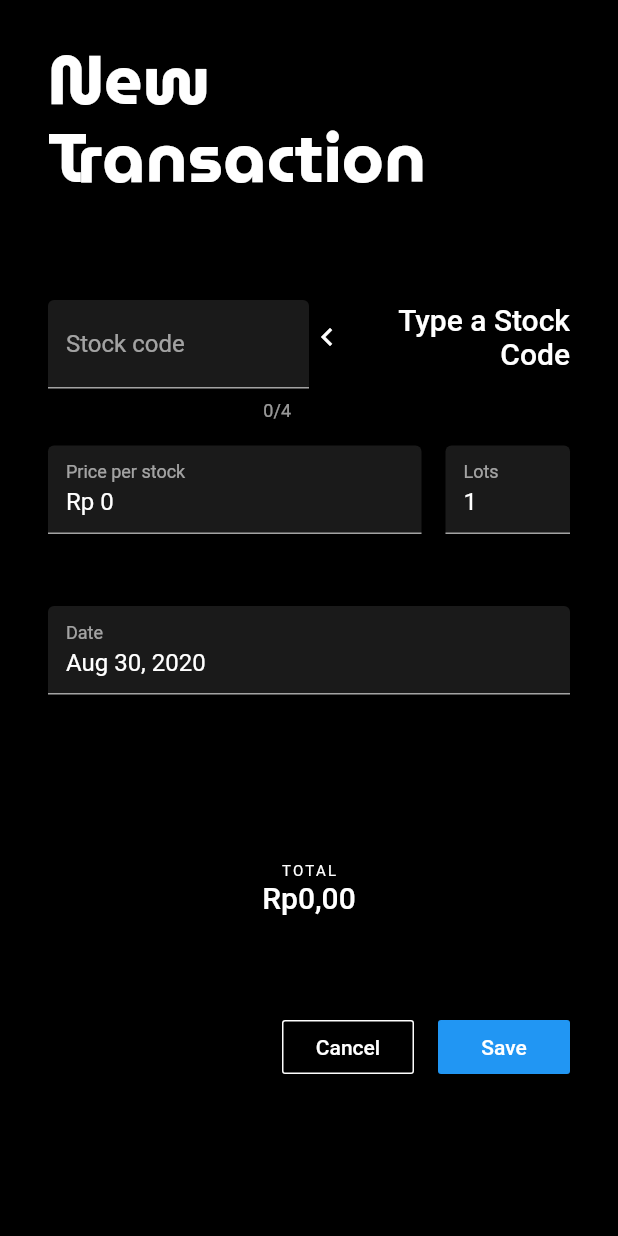
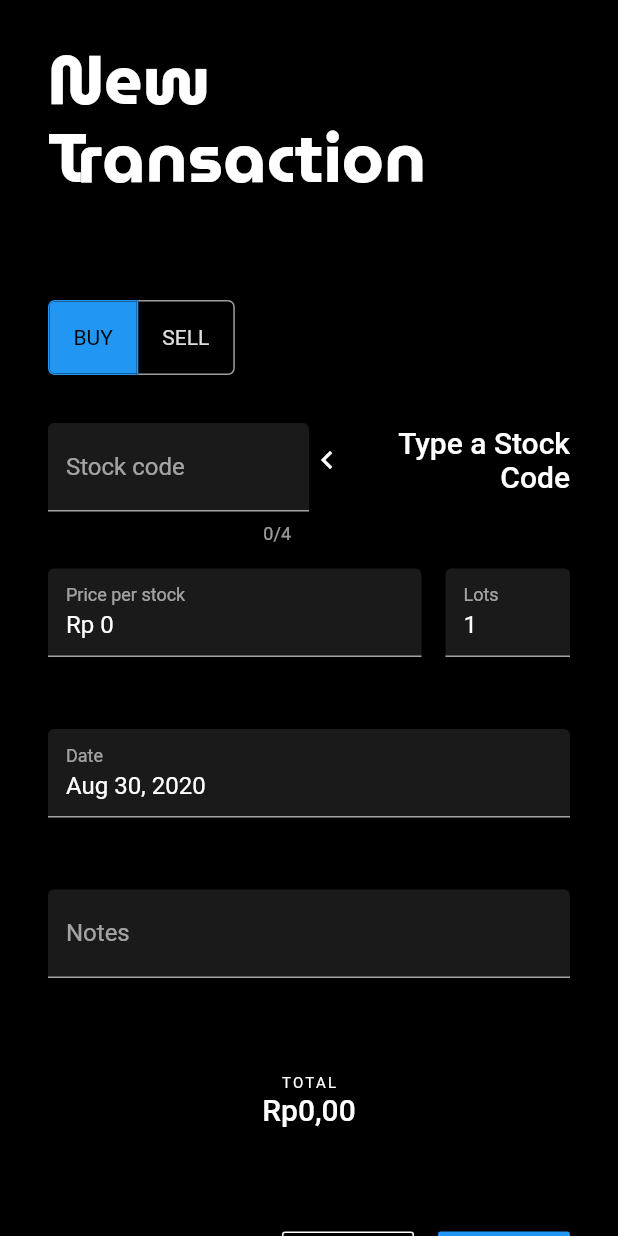
Before and after one commit to iBlueDust/Stocktrak, a Flutter app: the NewTransactionPage screen opened by its route, on a phone screen of 412 x 824 dp. Run offline on Flutter 3.47's test engine with Material 2 defaults, Android fonts, the phone set to English and light mode, and no system bars; our stand-ins replace flutter_masked_text, permission_handler, pull_to_refresh, sembast, shared_preferences, shimmer; missing offline and left inert: enum_to_string; accounts and stored records are empty; network calls fail.

Commit message:
Added missing New Transaction Page fields
Notes and Transaction Type fields were missing.

Also some bug fixes.

30/8/20

```diff
--- a/lib/pages/newtransactionpage.dart
+++ b/lib/pages/newtransactionpage.dart
@@ -45,6 +45,8 @@ class TransactionForm extends StatefulWidget {
 class _TransactionFormState extends State<TransactionForm> {
   final _formKey = GlobalKey<FormState>();
 
+  TransactionType _type = TransactionType.Buy;
+
   Money _pricePerStock = Money(0);
   int _lots = 1;
 
@@ -55,6 +57,8 @@ class _TransactionFormState extends State<TransactionForm> {
 
   DateTime _date = DateTime.now();
   TextEditingController _dateFieldController;
+
+  String _notes = '';
 
   @override
   void initState() {
@@ -90,6 +94,30 @@ class _TransactionFormState extends State<TransactionForm> {
         mainAxisSize: MainAxisSize.min,
         crossAxisAlignment: CrossAxisAlignment.start,
         children: <Widget>[
+          ToggleButtons(
+            children: [
+              Padding(
+                padding: const EdgeInsets.symmetric(horizontal: 16),
+                child: Text("BUY"),
+              ),
+              Padding(
+                padding: const EdgeInsets.symmetric(horizontal: 16),
+                child: Text("SELL"),
+              ),
+            ],
+            selectedColor: theme.floatingActionButtonTheme.foregroundColor,
+            fillColor: theme.floatingActionButtonTheme.backgroundColor,
+            isSelected: _type == TransactionType.Buy ? [true, false] : [false, true],
+            borderRadius: BorderRadius.circular(4),
+            borderColor: Colors.grey,
+            selectedBorderColor: theme.accentColor,
+            onPressed: (index) {
+              setState(() {
+                _type = index == 0 ? TransactionType.Buy : TransactionType.Sell;
+              });
+            },
+          ),
+          SizedBox(height: 32),
           Row(
             children: <Widget>[
               Expanded(
@@ -188,9 +216,19 @@ class _TransactionFormState extends State<TransactionForm> {
             validator: (_) => _date == null ? 'Date is required' : null,
           ),
           SizedBox(height: 48),
-          Center(
-            child: Padding(
-              padding: const EdgeInsets.symmetric(vertical: 64),
+          TextFormField(
+            decoration: InputDecoration(
+              filled: true,
+              labelText: 'Notes',
+            ),
+            keyboardType: TextInputType.multiline,
+            maxLines: 10,
+            minLines: 1,
+            onChanged: (text) => _notes = text,
+          ),
+          Padding(
+            padding: const EdgeInsets.symmetric(vertical: 64),
+            child: Center(
               child: Column(
                 mainAxisSize: MainAxisSize.min,
                 children: [
@@ -287,7 +325,8 @@ class _TransactionFormState extends State<TransactionForm> {
           lots: _lots,
           pricePerStock: _pricePerStock,
           stock: _stock,
-          type: TransactionType.Buy,
+          type: _type,
+          notes: _notes,
         ),
       );
 
--- a/lib/store/stock_manager.dart
+++ b/lib/store/stock_manager.dart
@@ -118,6 +118,6 @@ class StockManager extends ChangeNotifier {
   }
 
   Money stockPrice(String code) {
-    return dailyStocks[code] == null ? null : Money.fromDouble(dailyStocks[code].close);
+    return dailyStocks == null || dailyStocks[code] == null ? null : Money.fromDouble(dailyStocks[code].close);
   }
 }
--- a/lib/store/transaction_manager.dart
+++ b/lib/store/transaction_manager.dart
@@ -113,6 +113,7 @@ class TransactionManager extends ChangeNotifier {
       transactions.insert(index, transaction);
 
     _accumulateOwnedStock(transaction);
+    notifyListeners();
   }
 
   Transaction transactionAt(int index) => transactions[index];
--- a/lib/utils/money.dart
+++ b/lib/utils/money.dart
@@ -16,25 +16,30 @@ class Money {
 
   Money operator *(dynamic other) {
     if (other is Money)
-      return Money((this.value * other.value) ~/ 100); // Divide by 100 to remove the extra two decimal places
+      return Money(((this.value * other.value) / 100).round()); // Divide by 100 to remove the extra two decimal places
     else
       return Money(this.value * other);
   }
 
   Money operator /(dynamic other) {
     if (other is Money)
-      return Money((this.value * other.value) * 100); // Multiply by 100 to add the removed two decimal places
+      return Money(((this.value / other.value) * 100).round()); // Multiply by 100 to add the removed two decimal places
     else
       return Money((this.value / other).round());
   }
 
   Money operator -() => Money(-this.value);
 
-  bool operator <(dynamic other) => (other is Money && this.value < other.value) || this.value / 100 < other;
-  bool operator >(dynamic other) => (other is Money && this.value > other.value) || this.value / 100 > other;
-  bool operator <=(dynamic other) => (other is Money && this.value <= other.value) || this.value / 100 <= other;
-  bool operator >=(dynamic other) => (other is Money && this.value >= other.value) || this.value / 100 >= other;
-  bool operator ==(dynamic other) => (other is Money && this.value == other.value) || this.value / 100 == other;
+  bool operator <(dynamic other) =>
+      (other is Money && this.value < other.value) || (!(other is Money) && this.value / 100 < other);
+  bool operator >(dynamic other) =>
+      (other is Money && this.value > other.value) || (!(other is Money) && this.value / 100 > other);
+  bool operator <=(dynamic other) =>
+      (other is Money && this.value <= other.value) || (!(other is Money) && this.value / 100 <= other);
+  bool operator >=(dynamic other) =>
+      (other is Money && this.value >= other.value) || (!(other is Money) && this.value / 100 >= other);
+  bool operator ==(dynamic other) =>
+      (other is Money && this.value == other.value) || (!(other is Money) && this.value / 100 == other);
 
   @override
   int get hashCode => value;
```
